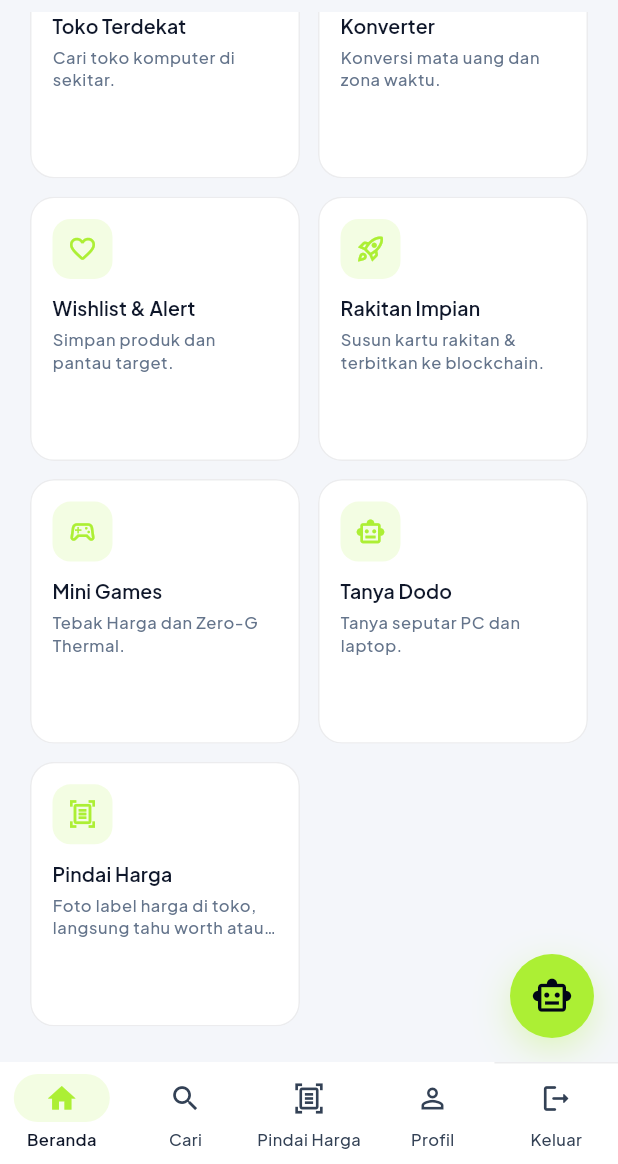
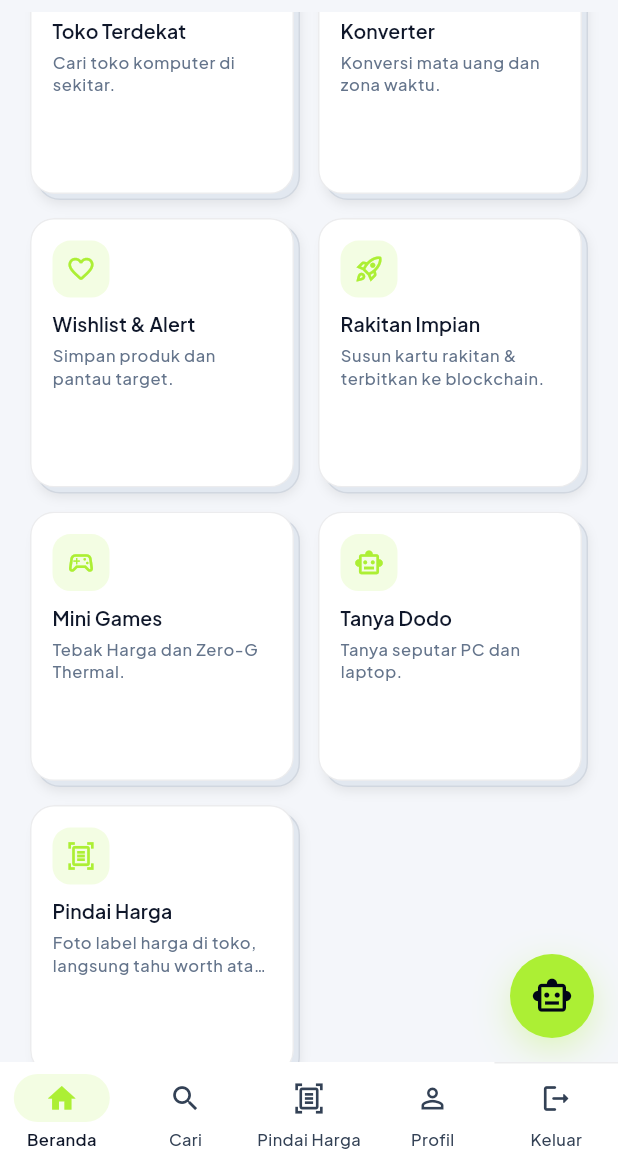
Before and after one commit to WildaGhoniyuJiddan/projekakhirmobile, a Flutter app: the HomeScreen screen opened by its route, scrolled down 487 dp, on a phone screen of 412 x 824 dp, the part 72-1236 px from its top. Run offline on Flutter 3.47's test engine with Material 3 defaults, Android fonts, the phone set to English and light mode, and no system bars; our stand-ins replace connectivity_plus, dio, drift, fl_chart, flutter_local_notifications, flutter_map and 12 more; missing offline and left inert: app_settings, glbview, google_mlkit_text_recognition, workmanager; accounts and stored records are empty; generated files the repository leaves out were written again; statements that could not run were skipped.

Commit message:
add shadow card in beranda

```diff
--- a/lib/screens/home_screen.dart
+++ b/lib/screens/home_screen.dart
@@ -235,8 +235,8 @@ class HomeScreen extends StatelessWidget {
                   crossAxisSpacing: MonexSpacing.gridGap,
                   mainAxisSpacing: MonexSpacing.gridGap,
                   // Rasio adjusted supaya judul 2 baris + subtitle 2 baris
-                  // tidak overflow di layar sempit (320dp).
-                  childAspectRatio: columns == 2 ? 1.02 : 0.95,
+                  // tidak overflow di layar sempit (320dp) dengan efek kartu bertumpuk.
+                  childAspectRatio: columns == 2 ? 0.98 : 0.92,
                 ),
                 itemBuilder: (context, index) {
                   final menu = _menus[index];
@@ -280,8 +280,55 @@ class _HomeMenuCard extends StatelessWidget {
   @override
   Widget build(BuildContext context) {
     final theme = Theme.of(context);
+    final isDark = theme.brightness == Brightness.dark;
 
-    return MonexSurfaceCard(
+    // Shade warna layer belakang kartu bertumpuk (stacked card effect)
+    final backCardColor = isDark
+        ? MonexColors.surfaceElevated
+        : const Color(0xFFE2E8F0);
+    final backBorderColor = isDark
+        ? MonexColors.borderLight
+        : theme.colorScheme.outlineVariant;
+
+    return Stack(
+      children: [
+        // Kartu layer belakang (shade berbeda untuk ilusi kartu ditumpuk)
+        Positioned(
+          top: 4,
+          left: 4,
+          right: 0,
+          bottom: 0,
+          child: GestureDetector(
+            onTap: onTap,
+            behavior: HitTestBehavior.opaque,
+            child: DecoratedBox(
+              decoration: BoxDecoration(
+                color: backCardColor,
+                borderRadius: BorderRadius.circular(MonexSpacing.radiusMd),
+                border: Border.all(
+                  color: backBorderColor,
+                  width: 1,
+                ),
+                boxShadow: [
+                  BoxShadow(
+                    color: Colors.black.withValues(
+                      alpha: isDark ? 0.30 : 0.08,
+                    ),
+                    blurRadius: 6,
+                    offset: const Offset(0, 2),
+                  ),
+                ],
+              ),
+            ),
+          ),
+        ),
+        // Kartu layer utama di atas tumpukan
+        Positioned(
+          top: 0,
+          left: 0,
+          right: 4,
+          bottom: 4,
+          child: MonexSurfaceCard(
             onTap: onTap,
             padding: const EdgeInsets.all(MonexSpacing.cardPaddingCompact),
             radius: MonexSpacing.radiusMd,
@@ -290,15 +337,16 @@ class _HomeMenuCard extends StatelessWidget {
               mainAxisSize: MainAxisSize.min,
               children: [
                 Container(
-            width: 40,
-            height: 40,
+                  width: 38,
+                  height: 38,
                   decoration: BoxDecoration(
                     color: MonexColors.limeMuted,
-              borderRadius: BorderRadius.circular(MonexSpacing.radiusSm),
+                    borderRadius:
+                        BorderRadius.circular(MonexSpacing.radiusSm),
                   ),
                   child: Icon(item.icon, size: 20, color: MonexColors.lime),
                 ),
-          const SizedBox(height: 10),
+                const SizedBox(height: 8),
                 Text(
                   item.title,
                   maxLines: 1,
@@ -316,6 +364,9 @@ class _HomeMenuCard extends StatelessWidget {
                 ),
               ],
             ),
+          ),
+        ),
+      ],
     );
   }
 }
```
Also changed, not shown: pubspec.lock. Lines whose indentation alone changed are shown as unchanged.
